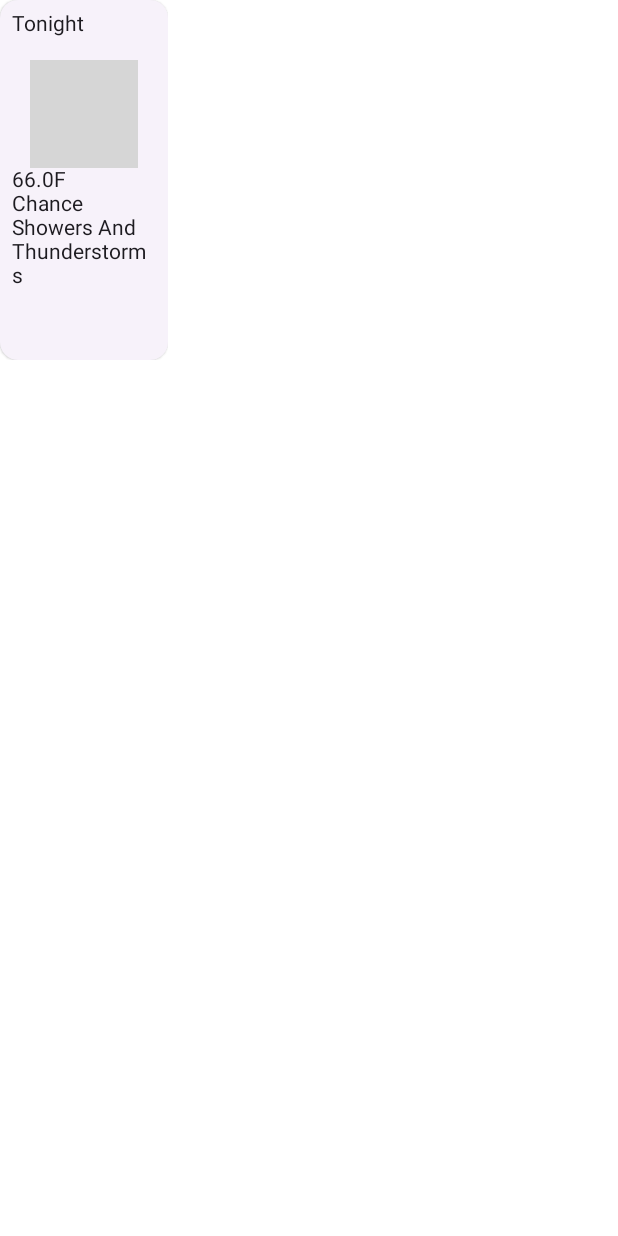
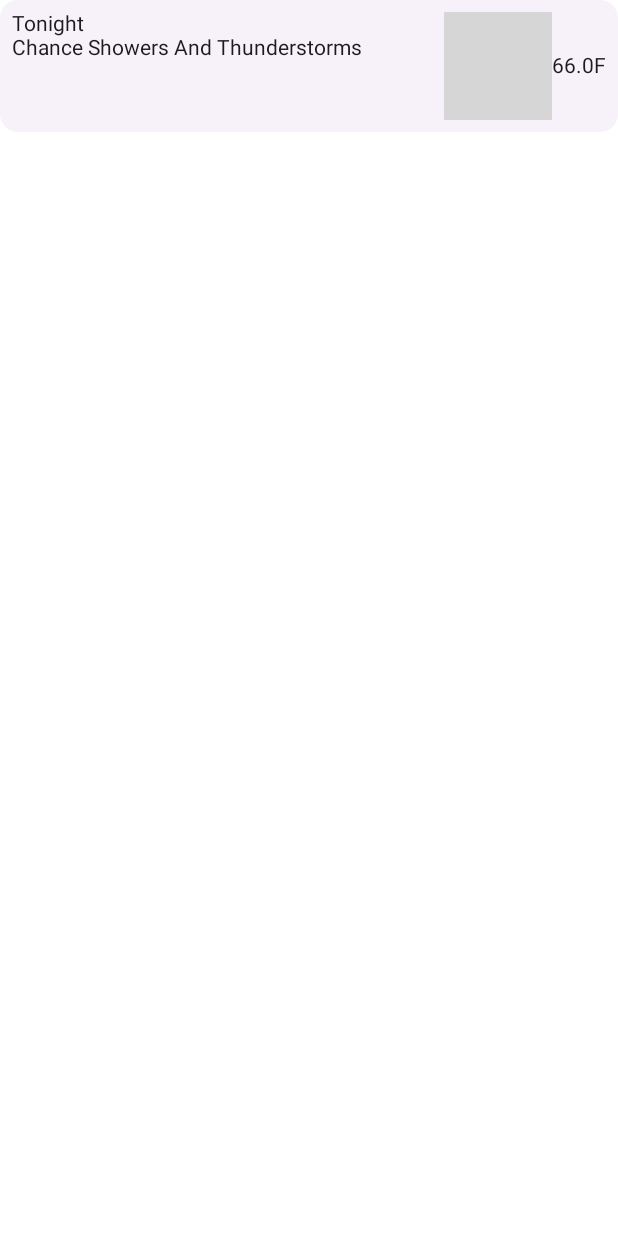
Before and after one commit to bryan-emmanuel/NWSWeather, an Android app built with Jetpack Compose: the @Preview function ForecastPeriodColumnPreview, on a phone screen of 412 x 824 dp. Run offline under Robolectric (Android 15) with nearby library versions, the phone set to English and light mode, and no system bars; 1 statement that could not run was skipped; grey boxes are pictures that could not be loaded.

Commit message:
Switch to columnar forecast cards

```diff
--- a/app/src/main/java/com/piusvelte/nwsweather/forecast/ForecastPeriodColumn.kt
+++ b/app/src/main/java/com/piusvelte/nwsweather/forecast/ForecastPeriodColumn.kt
@@ -1,8 +1,8 @@
 package com.piusvelte.nwsweather.forecast
 
+import androidx.compose.foundation.layout.Arrangement
 import androidx.compose.foundation.layout.Column
 import androidx.compose.foundation.layout.Row
-import androidx.compose.foundation.layout.fillMaxHeight
 import androidx.compose.foundation.layout.fillMaxWidth
 import androidx.compose.foundation.layout.height
 import androidx.compose.foundation.layout.padding
@@ -26,20 +26,22 @@ fun ForecastPeriodColumn(
     state: ForecastPeriod,
 ) {
     ElevatedCard(
-        modifier = modifier
-            .height(240.dp)
-            .width(112.dp),
+        modifier = modifier,
     ) {
-        Column(
+        Row(
             modifier = modifier
-                .fillMaxHeight()
+                .fillMaxWidth()
                 .padding(8.dp),
+            horizontalArrangement = Arrangement.SpaceBetween,
         ) {
-            Text(text = state.name, minLines = 2)
             Column(
-                modifier = modifier.fillMaxWidth(),
-                horizontalAlignment = Alignment.CenterHorizontally,
+                modifier = modifier,
+                verticalArrangement = Arrangement.SpaceBetween,
             ) {
+                Text(text = state.name)
+                Text(text = state.shortForecast)
+            }
+            Row {
                 GlideImage(
                     model = state.icon,
                     contentDescription = "Forecast icon",
@@ -47,12 +49,13 @@ fun ForecastPeriodColumn(
                         .width(72.dp)
                         .height(72.dp)
                 )
+                Row(
+                    modifier = modifier.align(Alignment.CenterVertically),
+                ) {
+                    Text(text = state.temperature.toString())
+                    Text(text = state.temperatureUnit.toString().substring(0, 1))
+                }
             }
-            Row {
-                Text(text = state.temperature.toString())
-                Text(text = state.temperatureUnit.toString().substring(0, 1))
-            }
-            Text(text = state.shortForecast)
         }
     }
 }
--- a/app/src/main/java/com/piusvelte/nwsweather/forecast/ForecastScreen.kt
+++ b/app/src/main/java/com/piusvelte/nwsweather/forecast/ForecastScreen.kt
@@ -1,6 +1,6 @@
 package com.piusvelte.nwsweather.forecast
 
-import androidx.compose.foundation.lazy.LazyRow
+import androidx.compose.foundation.lazy.LazyColumn
 import androidx.compose.foundation.lazy.items
 import androidx.compose.material3.CircularProgressIndicator
 import androidx.compose.runtime.Composable
@@ -35,9 +35,12 @@ fun ForecastScreen(
         CircularProgressIndicator()
     } else {
         if (state.periods.isNotEmpty()) {
-            LazyRow() {
+            LazyColumn {
                 items(items = state.periods) {
-                    ForecastPeriodColumn(state = it)
+                    ForecastPeriodColumn(
+                        modifier = modifier,
+                        state = it,
+                    )
                 }
             }
         }
```
